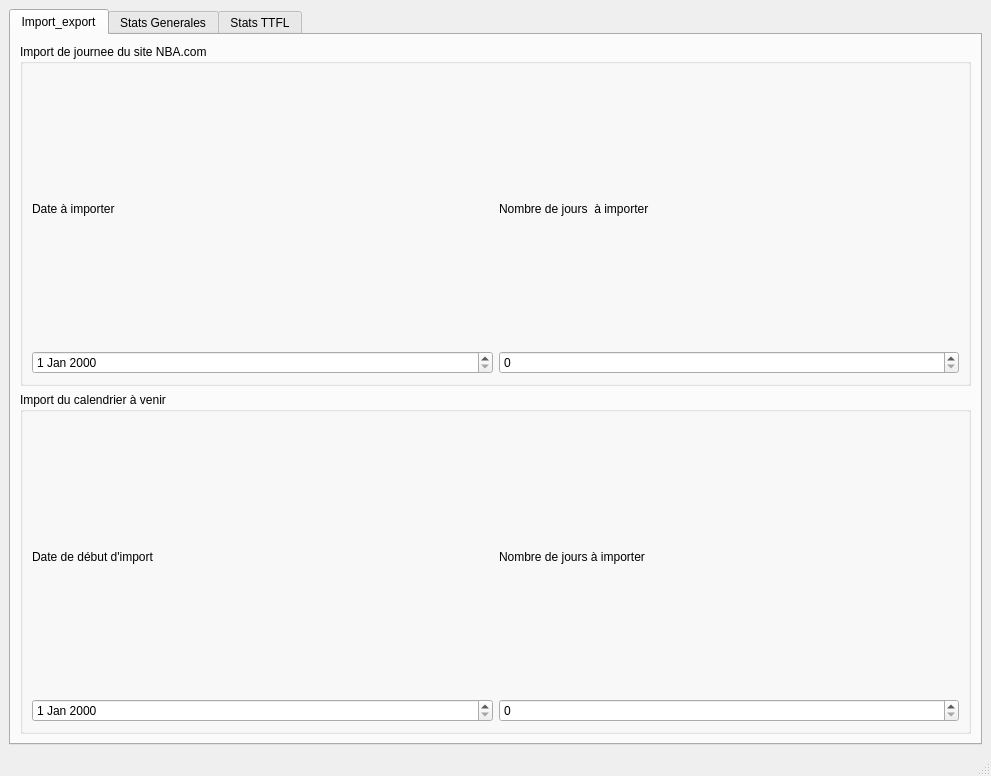
nantodevison/Basket, file Basket/src/Ihm/FenetreBaseStat-TTFL.ui: the form before one commit.
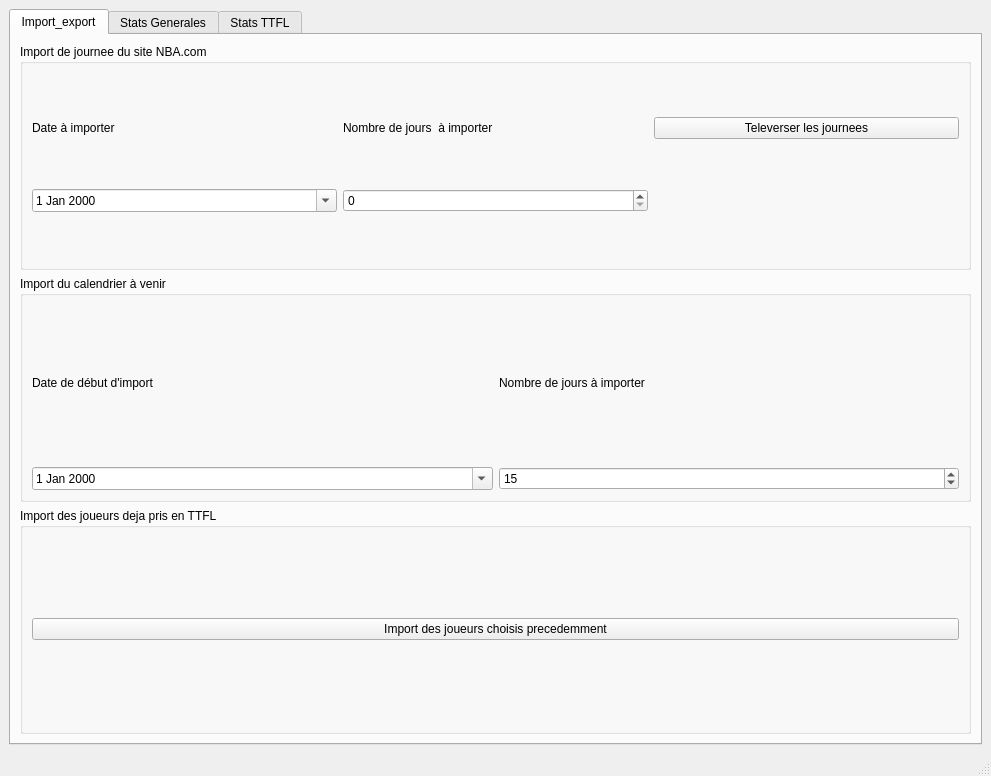
The form after the commit.

Commit message: Module Initialiser_donnees_IHM - signaux slots et date par défaut

Patch:
```diff
--- a/Basket/src/Ihm/FenetreBaseStat-TTFL.ui
+++ b/Basket/src/Ihm/FenetreBaseStat-TTFL.ui
@@ -37,13 +37,6 @@
            <string>Import de journee du site NBA.com</string>
           </property>
           <layout class="QGridLayout" name="gridLayout_4">
-           <item row="0" column="0">
-            <widget class="QLabel" name="label_DateImport">
-             <property name="text">
-              <string>Date à importer</string>
-             </property>
-            </widget>
-           </item>
            <item row="0" column="1">
             <widget class="QLabel" name="label_nbJourImport">
              <property name="text">
@@ -51,12 +44,30 @@
              </property>
             </widget>
            </item>
+           <item row="0" column="0">
+            <widget class="QLabel" name="label_DateImport">
+             <property name="text">
+              <string>Date à importer</string>
+             </property>
+            </widget>
+           </item>
            <item row="1" column="0">
-            <widget class="QDateEdit" name="dateEdit_ImportJournee"/>
+            <widget class="QDateEdit" name="dateEdit_ImportJournee">
+             <property name="calendarPopup">
+              <bool>true</bool>
+             </property>
+            </widget>
            </item>
            <item row="1" column="1">
             <widget class="QSpinBox" name="spinBox_NbjourImport"/>
            </item>
+           <item row="0" column="2">
+            <widget class="QPushButton" name="pushButton_importJournee">
+             <property name="text">
+              <string>Televerser les journees</string>
+             </property>
+            </widget>
+           </item>
           </layout>
          </widget>
         </item>
@@ -67,7 +78,18 @@
           </property>
           <layout class="QGridLayout" name="gridLayout_5">
            <item row="1" column="0">
-            <widget class="QDateEdit" name="dateEdit"/>
+            <widget class="QDateEdit" name="dateEdit_Calendrier">
+             <property name="calendarPopup">
+              <bool>true</bool>
+             </property>
+            </widget>
+           </item>
+           <item row="1" column="1">
+            <widget class="QSpinBox" name="spinBox_calendrierNbJourImport">
+             <property name="value">
+              <number>15</number>
+             </property>
+            </widget>
            </item>
            <item row="0" column="0">
             <widget class="QLabel" name="label_dateMiniImportCalendrier">
@@ -76,9 +98,6 @@
              </property>
             </widget>
            </item>
-           <item row="1" column="1">
-            <widget class="QSpinBox" name="spinBox_calendrierNbJourImport"/>
-           </item>
            <item row="0" column="1">
             <widget class="QLabel" name="label_nbJourImportCalendrier">
              <property name="text">
@@ -89,6 +108,22 @@
           </layout>
          </widget>
         </item>
+        <item row="2" column="1">
+         <widget class="QGroupBox" name="groupBox_importJoueursTTFL">
+          <property name="title">
+           <string>Import des joueurs deja pris en TTFL</string>
+          </property>
+          <layout class="QGridLayout" name="gridLayout_6">
+           <item row="0" column="0">
+            <widget class="QPushButton" name="pushButton_importJoueursDejaPris">
+             <property name="text">
+              <string>Import des joueurs choisis precedemment</string>
+             </property>
+            </widget>
+           </item>
+          </layout>
+         </widget>
+        </item>
        </layout>
       </widget>
       <widget class="QWidget" name="tab">
```
The commit also changes 9 other files.
